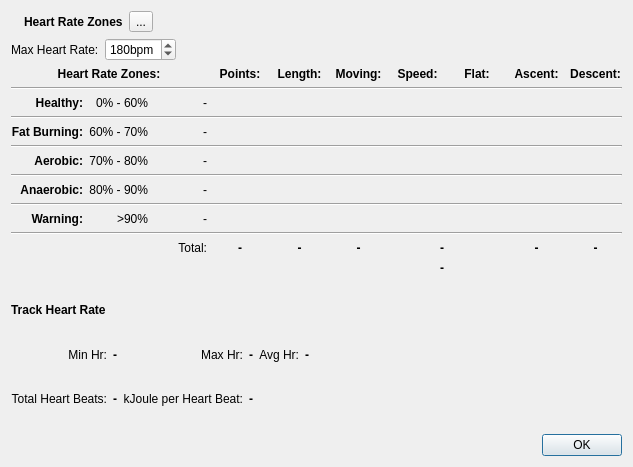
This is src/qmapshack/gis/trk/IHeartRateZonesDialog.ui in kkarsten62/qmapshack as Qt 5 draws it before an edit. The edited form follows.
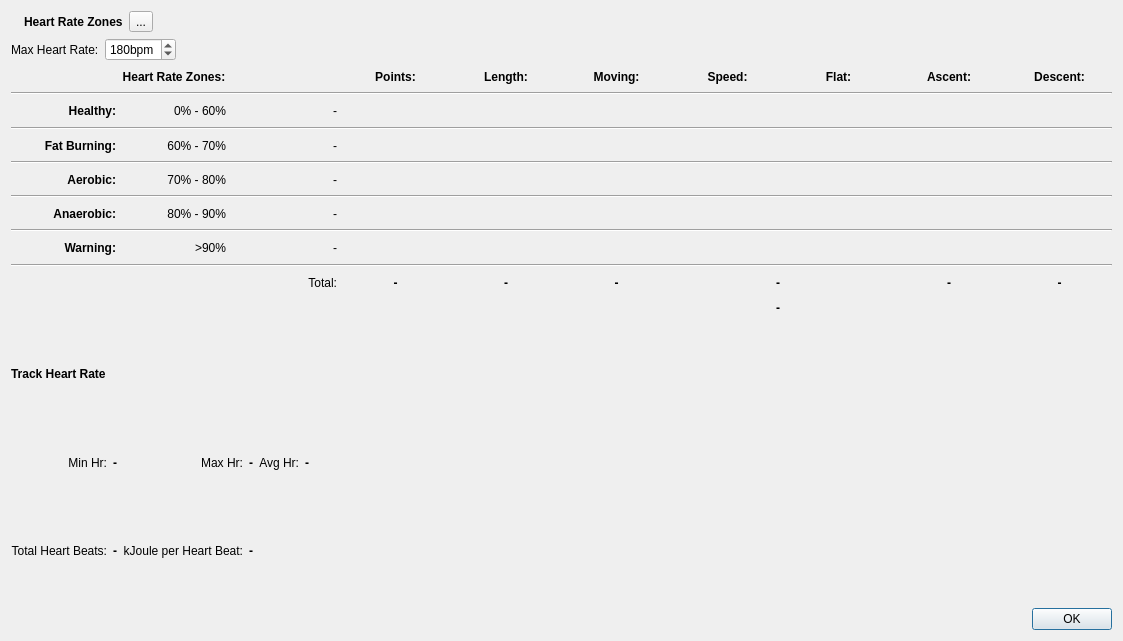
This is the edited form. Icons and pictures are not drawn.

Commit message: Fix wrong intial sizw of HeartRateDialog window

The edit to the form file:
```diff
--- a/src/qmapshack/gis/trk/IHeartRateZonesDialog.ui
+++ b/src/qmapshack/gis/trk/IHeartRateZonesDialog.ui
@@ -6,8 +6,8 @@
    <rect>
     <x>0</x>
     <y>0</y>
-    <width>633</width>
-    <height>467</height>
+    <width>1123</width>
+    <height>641</height>
    </rect>
   </property>
   <property name="windowTitle">
@@ -113,7 +113,6 @@
         <widget class="QLabel" name="label_14">
          <property name="font">
           <font>
-           <weight>75</weight>
            <bold>true</bold>
           </font>
          </property>
@@ -129,7 +128,6 @@
         <widget class="QLabel" name="label_03">
          <property name="font">
           <font>
-           <weight>75</weight>
            <bold>true</bold>
           </font>
          </property>
@@ -145,7 +143,6 @@
         <widget class="QLabel" name="label_11">
          <property name="font">
           <font>
-           <weight>75</weight>
            <bold>true</bold>
           </font>
          </property>
@@ -161,7 +158,6 @@
         <widget class="QLabel" name="label_08">
          <property name="font">
           <font>
-           <weight>75</weight>
            <bold>true</bold>
           </font>
          </property>
@@ -177,7 +173,6 @@
         <widget class="QLabel" name="label_07">
          <property name="font">
           <font>
-           <weight>75</weight>
            <bold>true</bold>
           </font>
          </property>
@@ -193,7 +188,6 @@
         <widget class="QLabel" name="label_02">
          <property name="font">
           <font>
-           <weight>75</weight>
            <bold>true</bold>
           </font>
          </property>
@@ -209,7 +203,6 @@
         <widget class="QLabel" name="label_20">
          <property name="font">
           <font>
-           <weight>75</weight>
            <bold>true</bold>
           </font>
          </property>
@@ -225,7 +218,6 @@
         <widget class="QLabel" name="label_06">
          <property name="font">
           <font>
-           <weight>75</weight>
            <bold>true</bold>
           </font>
          </property>
@@ -285,7 +277,6 @@
         <widget class="QLabel" name="labelTotalMoving">
          <property name="font">
           <font>
-           <weight>75</weight>
            <bold>true</bold>
           </font>
          </property>
@@ -304,7 +295,6 @@
         <widget class="QLabel" name="labelTotalAscent">
          <property name="font">
           <font>
-           <weight>75</weight>
            <bold>true</bold>
           </font>
          </property>
@@ -330,7 +320,6 @@
         <widget class="QLabel" name="label_17">
          <property name="font">
           <font>
-           <weight>75</weight>
            <bold>true</bold>
           </font>
          </property>
@@ -380,7 +369,6 @@
         <widget class="QLabel" name="label_04">
          <property name="font">
           <font>
-           <weight>75</weight>
            <bold>true</bold>
           </font>
          </property>
@@ -406,7 +394,6 @@
         <widget class="QLabel" name="labelTotalDescent">
          <property name="font">
           <font>
-           <weight>75</weight>
            <bold>true</bold>
           </font>
          </property>
@@ -425,7 +412,6 @@
         <widget class="QLabel" name="labelTotalPoints">
          <property name="font">
           <font>
-           <weight>75</weight>
            <bold>true</bold>
           </font>
          </property>
@@ -454,7 +440,6 @@
         <widget class="QLabel" name="label_23">
          <property name="font">
           <font>
-           <weight>50</weight>
            <bold>false</bold>
           </font>
          </property>
@@ -510,7 +495,6 @@
         <widget class="QLabel" name="label_05">
          <property name="font">
           <font>
-           <weight>75</weight>
            <bold>true</bold>
           </font>
          </property>
@@ -526,7 +510,6 @@
         <widget class="QLabel" name="label_7">
          <property name="font">
           <font>
-           <weight>75</weight>
            <bold>true</bold>
           </font>
          </property>
@@ -542,7 +525,6 @@
         <widget class="QLabel" name="labelSpeedMax">
          <property name="font">
           <font>
-           <weight>75</weight>
            <bold>true</bold>
           </font>
          </property>
@@ -561,7 +543,6 @@
         <widget class="QLabel" name="label_8">
          <property name="font">
           <font>
-           <weight>75</weight>
            <bold>true</bold>
           </font>
          </property>
@@ -577,7 +558,6 @@
         <widget class="QLabel" name="labelTotalLength">
          <property name="font">
           <font>
-           <weight>75</weight>
            <bold>true</bold>
           </font>
          </property>
@@ -596,7 +576,6 @@
         <widget class="QLabel" name="labelSpeedAvg">
          <property name="font">
           <font>
-           <weight>75</weight>
            <bold>true</bold>
           </font>
          </property>
@@ -624,7 +603,6 @@
       <widget class="QLabel" name="label_6">
        <property name="font">
         <font>
-         <weight>75</weight>
          <bold>true</bold>
         </font>
        </property>
@@ -647,7 +625,6 @@
       <widget class="QLabel" name="labelJouleHb">
        <property name="font">
         <font>
-         <weight>75</weight>
          <bold>true</bold>
         </font>
        </property>
@@ -690,7 +667,6 @@
       <widget class="QLabel" name="labelHeartBeats">
        <property name="font">
         <font>
-         <weight>75</weight>
          <bold>true</bold>
         </font>
        </property>
@@ -713,7 +689,6 @@
       <widget class="QLabel" name="labelMinHr">
        <property name="font">
         <font>
-         <weight>75</weight>
          <bold>true</bold>
         </font>
        </property>
@@ -726,7 +701,6 @@
       <widget class="QLabel" name="labelAvgHr">
        <property name="font">
         <font>
-         <weight>75</weight>
          <bold>true</bold>
         </font>
        </property>
@@ -752,7 +726,6 @@
       <widget class="QLabel" name="labelMaxHr">
        <property name="font">
         <font>
-         <weight>75</weight>
          <bold>true</bold>
         </font>
        </property>
```
Left out of the diff: 93 changed lines with no effect on the pictures.
